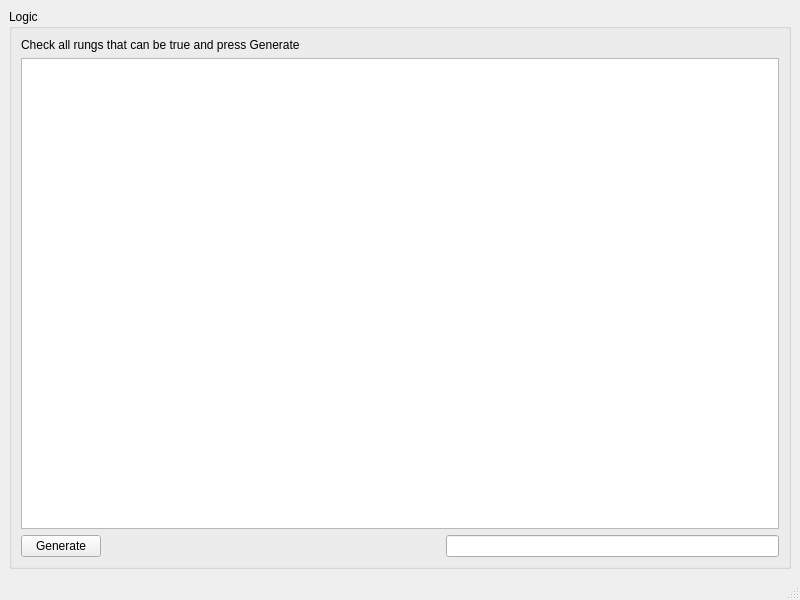
Qt form calclut5/src/calclut5.ui (jethornton/calclut5) before a commit.
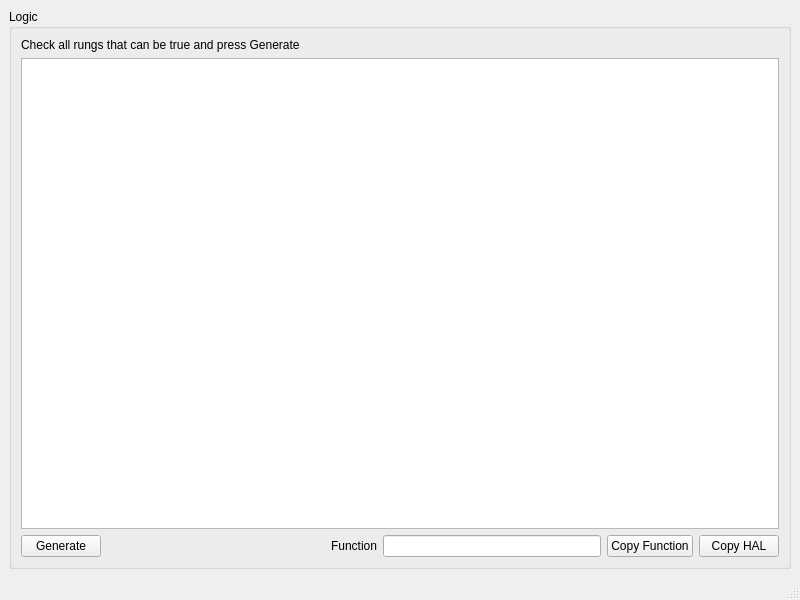
The same form after that commit.

What changed in the file:
```diff
--- a/calclut5/src/calclut5.ui
+++ b/calclut5/src/calclut5.ui
@@ -21,6 +21,12 @@
        <string>Logic</string>
       </property>
       <layout class="QGridLayout" name="gridLayout">
+       <item row="1" column="0" colspan="6">
+        <widget class="QTableWidget" name="table1"/>
+       </item>
+       <item row="2" column="3">
+        <widget class="QLineEdit" name="outLE"/>
+       </item>
        <item row="2" column="0">
         <widget class="QPushButton" name="generatePB">
          <property name="text">
@@ -28,8 +34,12 @@
          </property>
         </widget>
        </item>
-       <item row="2" column="2">
-        <widget class="QLineEdit" name="outLE"/>
+       <item row="0" column="0" colspan="4">
+        <widget class="QLabel" name="label">
+         <property name="text">
+          <string>Check all rungs that can be true and press Generate</string>
+         </property>
+        </widget>
        </item>
        <item row="2" column="1">
         <spacer name="horizontalSpacer">
@@ -44,13 +54,30 @@
          </property>
         </spacer>
        </item>
-       <item row="1" column="0" colspan="3">
-        <widget class="QTableWidget" name="table1"/>
+       <item row="2" column="5">
+        <widget class="QPushButton" name="copyHALPB">
+         <property name="toolTip">
+          <string>Copies the HAL lines to the Clipboard</string>
+         </property>
+         <property name="text">
+          <string>Copy HAL</string>
+         </property>
+        </widget>
        </item>
-       <item row="0" column="0" colspan="3">
-        <widget class="QLabel" name="label">
+       <item row="2" column="2">
+        <widget class="QLabel" name="label_2">
          <property name="text">
-          <string>Check all rungs that can be true and press Generate</string>
+          <string>Function</string>
+         </property>
+        </widget>
+       </item>
+       <item row="2" column="4">
+        <widget class="QPushButton" name="copyFunctionPB">
+         <property name="toolTip">
+          <string>Copies only the Function to the Clipboard</string>
+         </property>
+         <property name="text">
+          <string>Copy Function</string>
          </property>
         </widget>
        </item>
```
